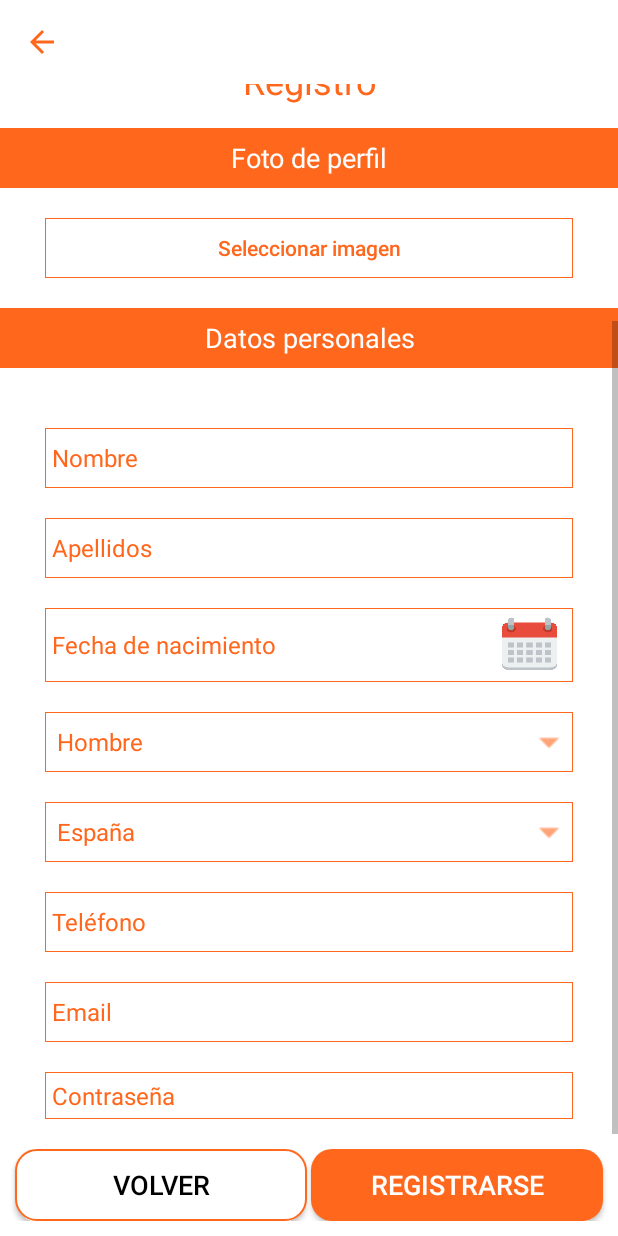
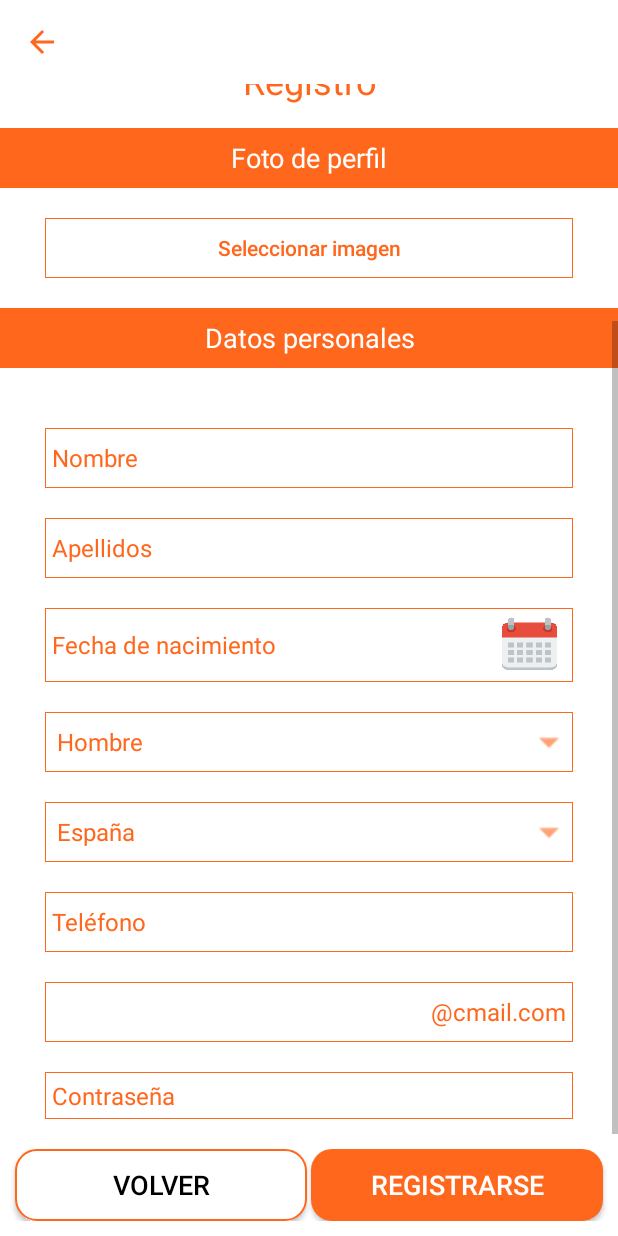
Before and after one commit to Alvarop627/CelerMail, an Android app: the RegFormActivity screen opened directly, with no data from a screen before it, scrolled down 204 dp, on a phone screen of 412 x 824 dp. Run offline under Robolectric (Android 15) with nearby library versions, the phone set to English and light mode, and no system bars; our stand-ins replace Firebase (no records; nobody signed in at launch, a user with empty details on screens opened directly).

Commit message:
Added "@cmail.com" to email text in reg form

```diff
--- a/app/src/main/java/com/celerapps/celermail/registerGroup/regForm/views/RegFormActivity.java
+++ b/app/src/main/java/com/celerapps/celermail/registerGroup/regForm/views/RegFormActivity.java
@@ -7,6 +7,9 @@ import android.graphics.BitmapFactory;
 import android.graphics.Color;
 import android.graphics.drawable.ColorDrawable;
 import android.os.Bundle;
+import android.text.Editable;
+import android.text.Selection;
+import android.text.TextWatcher;
 import android.view.View;
 import android.widget.ArrayAdapter;
 import android.widget.Button;
@@ -74,6 +77,36 @@ public class RegFormActivity extends AppCompatActivity implements IRegFormVP.Vie
         EditText txtBirthdate = findViewById(R.id.editTextBirthdate);
 
 
+        txtEmail.setText("@cmail.com");
+        txtEmail.setTextAlignment(View.TEXT_ALIGNMENT_TEXT_END);
+        Selection.setSelection(txtEmail.getText(), txtEmail.getText().length());
+
+
+        txtEmail.addTextChangedListener(new TextWatcher() {
+
+            @Override
+            public void onTextChanged(CharSequence s, int start, int before, int count) {
+                // TODO Auto-generated method stub
+
+            }
+
+            @Override
+            public void beforeTextChanged(CharSequence s, int start, int count,
+                                          int after) {
+                // TODO Auto-generated method stub
+
+            }
+
+            @Override
+            public void afterTextChanged(Editable s) {
+                if (!s.toString().endsWith("@cmail.com")) {
+                    txtEmail.setText("@cmail.com");
+                    Selection.setSelection(txtEmail.getText(), txtEmail.getText().length());
+
+                }
+
+            }
+        });
 
         EditText txtPhone = findViewById(R.id.editTextPhone);
         Bitmap profilePhoto = BitmapFactory.decodeResource(getResources(),
```
